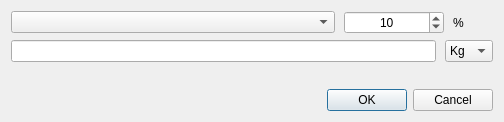
Above: kleiner-brauhelfer/dialogs/dlgwasseraufbereitung.ui from kleiner-brauhelfer/kleiner-brauhelfer-2 before the change. Below: the same form after it.
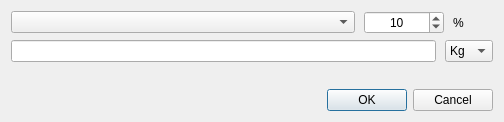
That is the form after the change. Custom widgets are drawn as their Qt base class.

```diff
--- a/kleiner-brauhelfer/dialogs/dlgwasseraufbereitung.ui
+++ b/kleiner-brauhelfer/dialogs/dlgwasseraufbereitung.ui
@@ -33,7 +33,7 @@
       <widget class="SpinBox" name="tbKonzentration">
        <property name="minimumSize">
         <size>
-         <width>100</width>
+         <width>80</width>
          <height>0</height>
         </size>
        </property>
```
